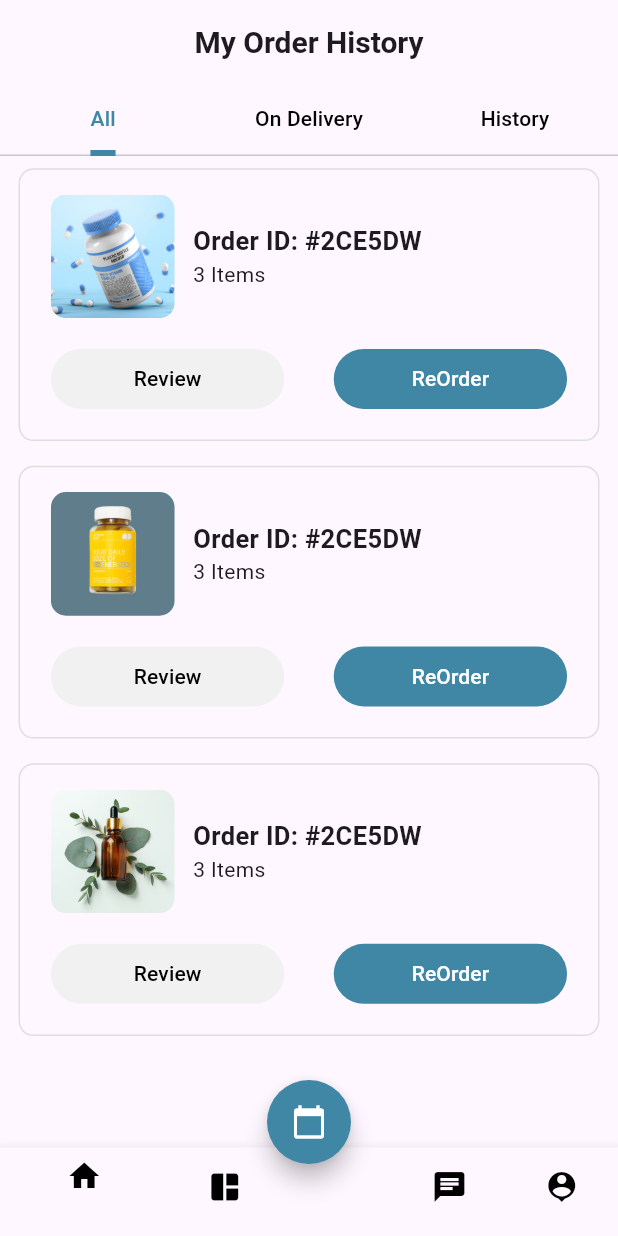
After one commit to vaseemva/e-commerce-ui, a Flutter app: the OrderHistoryPage screen opened directly, on a phone screen of 412 x 824 dp. The commit adds this screen. Run offline on Flutter 3.47's test engine with Material 2 defaults, Android fonts, the phone set to English and light mode, and no system bars.

Commit message:
order history screen completed

```diff
--- a/lib/screens/home_page.dart
+++ b/lib/screens/home_page.dart
@@ -1,11 +1,15 @@
 import 'package:ecommerce_ui_akratech/screens/order_details_screen.dart';
+import 'package:ecommerce_ui_akratech/screens/order_history_page.dart';
 import 'package:ecommerce_ui_akratech/utils/responsive_sizer.dart';
 import 'package:flutter/material.dart';
 
 class HomePage extends StatelessWidget {
   HomePage({Key? key}) : super(key: key);
 
-  final List<Widget> screens = [const OrderDetailsScreen()];
+  final List<Widget> screens = [
+    const OrderDetailsScreen(),
+    const OrderHistoryPage()
+  ];
 
   @override
   Widget build(BuildContext context) {
@@ -27,7 +31,7 @@ class HomePage extends StatelessWidget {
                               builder: (context) => screens[index],
                             ));
                           },
-                          child: Text("Screen ${index+1}")),
+                          child: Text("Screen ${index + 1}")),
                     ),
                 separatorBuilder: (context, index) => SizedBox(
                       height: 2.h(context),
--- a/lib/screens/models/order_details_model.dart
+++ b/lib/screens/models/order_details_model.dart
@@ -4,7 +4,6 @@ class OrderDetailModel {
   String deliverydate;
   int quantity;
   String imageUrl;
-
 
   OrderDetailModel({
     required this.name,
--- /dev/null
+++ b/lib/screens/models/order_history_model.dart
@@ -0,0 +1,10 @@
+class OrderHistoryModel {
+  String imageUrl;
+  String orderId;
+  int items;
+  OrderHistoryModel({
+    required this.imageUrl,
+    required this.orderId,
+    required this.items,
+  });
+}
--- /dev/null
+++ b/lib/screens/order_history_page.dart
@@ -0,0 +1,74 @@
+import 'package:ecommerce_ui_akratech/utils/colors.dart';
+import 'package:ecommerce_ui_akratech/utils/dummies.dart';
+import 'package:ecommerce_ui_akratech/utils/responsive_sizer.dart';
+import 'package:ecommerce_ui_akratech/widgets/bottom_nav_bar.dart';
+import 'package:ecommerce_ui_akratech/widgets/custom_fab.dart';
+import 'package:ecommerce_ui_akratech/widgets/order_history_item.dart';
+import 'package:flutter/material.dart';
+
+class OrderHistoryPage extends StatefulWidget {
+  const OrderHistoryPage({Key? key}) : super(key: key);
+
+  @override
+  State<OrderHistoryPage> createState() => _OrderHistoryPageState();
+}
+
+class _OrderHistoryPageState extends State<OrderHistoryPage>
+    with SingleTickerProviderStateMixin {
+  late TabController _tabController;
+
+  @override
+  void initState() {
+    super.initState();
+    _tabController = TabController(length: 3, vsync: this);
+  }
+
+  @override
+  Widget build(BuildContext context) {
+    return Scaffold(
+      appBar: AppBar(
+        automaticallyImplyLeading: false,
+        title: const Text(
+          "My Order History",
+          style: TextStyle(fontWeight: FontWeight.bold, fontSize: 20),
+        ),
+        centerTitle: true,
+        bottom: TabBar(
+          controller: _tabController,
+          indicatorColor: fabColor,
+          indicator: const BoxDecoration(
+            border: Border(
+              bottom: BorderSide(
+                color: fabColor, // Color of the selected tab indicator
+                width: 4.0, // Thickness of the selected tab indicator
+              ),
+            ),
+          ),
+          indicatorPadding: const EdgeInsets.all(0),
+          labelColor: fabColor, // Text color of the selected tab
+          unselectedLabelColor: Colors.black,
+          tabs: const [
+            Tab(text: 'All'),
+            Tab(text: 'On Delivery'),
+            Tab(text: 'History'),
+          ],
+        ),
+      ),
+      body: Padding(
+        padding: EdgeInsets.symmetric(
+            vertical: 1.h(context), horizontal: 3.w(context)),
+        child: ListView.separated(
+            itemBuilder: (context, index) => OrderHistoryItem(
+                  model: DummyItems.orders[index],
+                ),
+            separatorBuilder: (context, index) => SizedBox(
+                  height: 2.h(context),
+                ),
+            itemCount: 3),
+      ),
+      bottomNavigationBar: const CustomBottomNavBar(),
+      floatingActionButton: const CustomFloatingAB(),
+      floatingActionButtonLocation: FloatingActionButtonLocation.centerDocked,
+    );
+  }
+}
--- a/lib/utils/colors.dart
+++ b/lib/utils/colors.dart
@@ -1,4 +1,5 @@
 import 'package:flutter/widgets.dart';
 
-const orderPriceColor=Color(0xfff9980b);
-const dateDotColor=Color(0xff9e9e9e);
+const orderPriceColor = Color(0xfff9980b);
+const dateDotColor = Color(0xff9e9e9e);
+const fabColor = Color(0xff4087a5);
--- a/lib/utils/dummies.dart
+++ b/lib/utils/dummies.dart
@@ -1,7 +1,8 @@
 import 'package:ecommerce_ui_akratech/screens/models/order_details_model.dart';
+import 'package:ecommerce_ui_akratech/screens/models/order_history_model.dart';
 
 class DummyItems {
- static List<OrderDetailModel> dummyOrders = [
+  static List<OrderDetailModel> dummyOrders = [
     OrderDetailModel(
         name: "Natural Jasmin",
         price: 80.50,
@@ -41,4 +42,19 @@ class DummyItems {
     "assets/images/image_4.jpg",
     "assets/images/image_5.jpg"
   ];
+
+  static List<OrderHistoryModel> orders = [
+    OrderHistoryModel(
+        imageUrl: "assets/images/image_1.jpg",
+        orderId: "Order ID: #2CE5DW",
+        items: 3),
+    OrderHistoryModel(
+        imageUrl: "assets/images/image_2.png",
+        orderId: "Order ID: #2CE5DW",
+        items: 3),
+    OrderHistoryModel(
+        imageUrl: "assets/images/image_3.jpg",
+        orderId: "Order ID: #2CE5DW",
+        items: 3)
+  ];
 }
--- /dev/null
+++ b/lib/widgets/bottom_nav_bar.dart
@@ -0,0 +1,30 @@
+import 'package:flutter/material.dart';
+
+class CustomBottomNavBar extends StatelessWidget {
+  const CustomBottomNavBar({
+    super.key,
+  });
+
+  @override
+  Widget build(BuildContext context) {
+    return BottomNavigationBar(
+      items: const [
+        BottomNavigationBarItem(
+            icon: Icon(
+              Icons.home,
+            ),
+            label: ''),
+        BottomNavigationBarItem(
+            icon: Icon(Icons.auto_awesome_mosaic), label: ''),
+        BottomNavigationBarItem(icon: SizedBox(), label: ''),
+        BottomNavigationBarItem(
+          icon: Icon(Icons.chat),
+          label: '',
+        ),
+        BottomNavigationBarItem(icon: Icon(Icons.person_pin), label: '')
+      ],
+      unselectedItemColor: Colors.black,
+      selectedItemColor: Colors.black,
+    );
+  }
+}
--- /dev/null
+++ b/lib/widgets/custom_fab.dart
@@ -0,0 +1,20 @@
+import 'package:ecommerce_ui_akratech/utils/colors.dart';
+import 'package:flutter/material.dart';
+
+class CustomFloatingAB extends StatelessWidget {
+  const CustomFloatingAB({super.key});
+
+  @override
+  Widget build(BuildContext context) {
+    return Padding(
+      padding: const EdgeInsets.all(kBottomNavigationBarHeight - 8),
+      child: FloatingActionButton(
+        backgroundColor: fabColor,
+        foregroundColor: Colors.white,
+        shape: const CircleBorder(),
+        onPressed: () {},
+        child: const Icon(Icons.calendar_today),
+      ),
+    );
+  }
+}
--- /dev/null
+++ b/lib/widgets/order_history_item.dart
@@ -0,0 +1,94 @@
+import 'package:ecommerce_ui_akratech/screens/models/order_history_model.dart';
+import 'package:ecommerce_ui_akratech/utils/colors.dart';
+import 'package:ecommerce_ui_akratech/utils/responsive_sizer.dart';
+import 'package:flutter/material.dart';
+
+class OrderHistoryItem extends StatelessWidget {
+  const OrderHistoryItem({
+    super.key,
+    required this.model,
+  });
+
+  final OrderHistoryModel model;
+
+  @override
+  Widget build(BuildContext context) {
+    return Container(
+      decoration: BoxDecoration(
+        border: Border.all(color: const Color(0xffdedede)),
+        borderRadius: BorderRadius.circular(10),
+      ),
+      padding: EdgeInsets.symmetric(
+          horizontal: 5.w(context), vertical: 2.0.h(context)),
+      child: Column(
+        children: [
+          Row(
+            children: [
+              SizedBox(
+                  height: 10.h(context),
+                  width: 20.w(context),
+                  child: ClipRRect(
+                    borderRadius: BorderRadius.circular(10),
+                    child: Image.asset(
+                      model.imageUrl,
+                      fit: BoxFit.cover,
+                    ),
+                  )),
+              SizedBox(
+                width: 3.w(context),
+              ),
+              Column(
+                crossAxisAlignment: CrossAxisAlignment.start,
+                children: [
+                  Text(
+                    model.orderId,
+                    style: const TextStyle(
+                        fontSize: 17, fontWeight: FontWeight.bold),
+                  ),
+                  Text(
+                    "${model.items} Items",
+                    style: const TextStyle(
+                      fontSize: 14,
+                    ),
+                  )
+                ],
+              )
+            ],
+          ),
+          SizedBox(
+            height: 2.h(context),
+          ),
+          Row(
+            children: [
+              Expanded(
+                child: ElevatedButton(
+                  onPressed: () {},
+                  style: ElevatedButton.styleFrom(
+                      backgroundColor: const Color(0xfff1f1f1), elevation: 0),
+                  child: const Text(
+                    "Review",
+                    style: TextStyle(color: Colors.black),
+                  ),
+                ),
+              ),
+              SizedBox(
+                width: 8.w(context),
+              ),
+              Expanded(
+                child: ElevatedButton(
+                  onPressed: () {},
+                  style: ElevatedButton.styleFrom(
+                      backgroundColor: fabColor, elevation: 0),
+                  child: const Text(
+                    "ReOrder",
+                    style: TextStyle(color: Colors.white),
+                  ),
+                ),
+              )
+            ],
+          )
+        ],
+      ),
+    );
+  }
+}
```
Also changed, not shown: lib/screens/order_details_screen.dart (+2 -5 lines).
